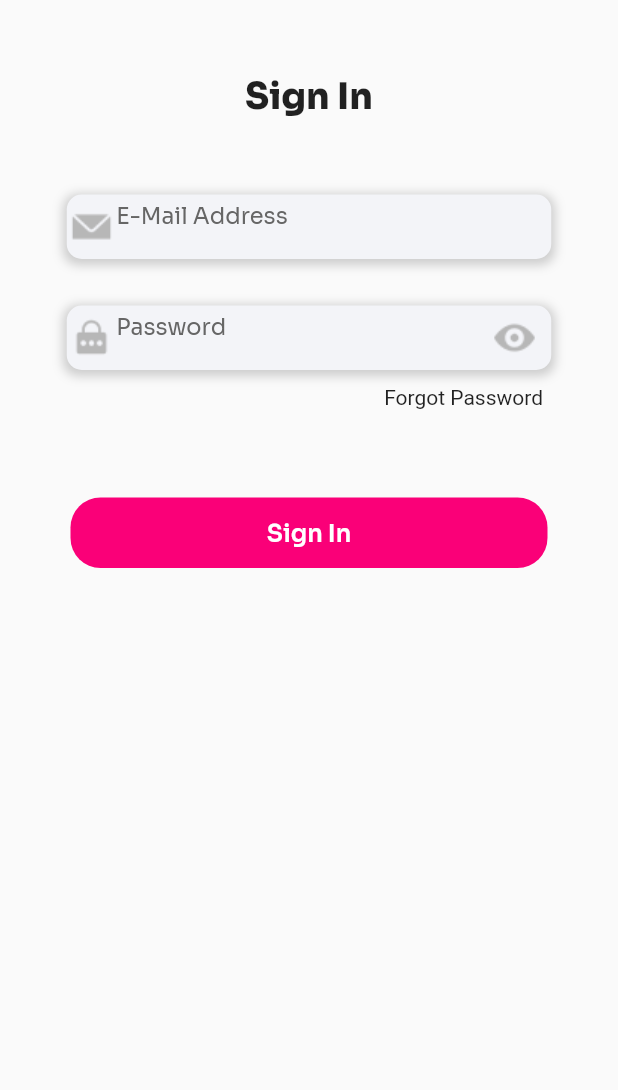
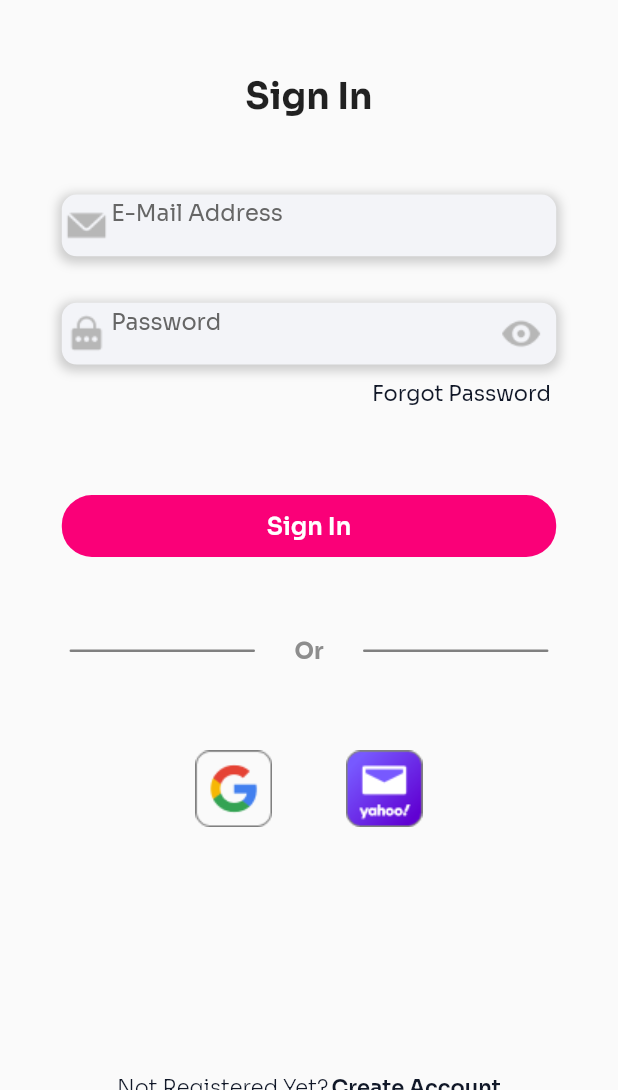
Before and after one commit to Izkumberdu/localancer, a Flutter app: the LoginPage screen opened directly, on a phone screen of 412 x 824 dp, the part 146-1236 px from its top. Run offline on Flutter 3.47's test engine with Material 2 defaults, Android fonts, the light colour scheme and no system bars; our stand-ins replace google_fonts.

Commit message:
done reigser 2

```diff
--- a/lib/Screens/login.dart
+++ b/lib/Screens/login.dart
@@ -1,4 +1,4 @@
-// ignore_for_file: prefer_const_constructors
+// ignore_for_file: prefer_const_constructors, prefer_const_literals_to_create_immutables
 
 import 'package:flutter/material.dart';
 import 'package:google_fonts/google_fonts.dart';
@@ -30,7 +30,7 @@ class LoginPage extends StatelessWidget {
             ),
             Text('Sign In',
                 style: GoogleFonts.sora(
-                    fontWeight: FontWeight.w900, fontSize: 24)),
+                    fontWeight: FontWeight.w700, fontSize: 24)),
             SizedBox(
               height: 50,
             ),
@@ -40,8 +40,8 @@ class LoginPage extends StatelessWidget {
                   mainAxisAlignment: MainAxisAlignment.center,
                   children: [
                     Container(
-                      height: 43,
-                      width: 323,
+                      height: SizeConfig.blockSizeVertical! * 5,
+                      width: SizeConfig.blockSizeHorizontal! * 80,
                       decoration: BoxDecoration(
                         borderRadius: BorderRadius.all(Radius.circular(10)),
                         color: kLightGrey,
@@ -86,8 +86,8 @@ class LoginPage extends StatelessWidget {
                   mainAxisAlignment: MainAxisAlignment.center,
                   children: [
                     Container(
-                      height: 43,
-                      width: 323,
+                      height: SizeConfig.blockSizeVertical! * 5,
+                      width: SizeConfig.blockSizeHorizontal! * 80,
                       decoration: BoxDecoration(
                         borderRadius: BorderRadius.all(Radius.circular(10)),
                         color: kLightGrey,
@@ -147,11 +147,14 @@ class LoginPage extends StatelessWidget {
                   mainAxisAlignment: MainAxisAlignment.end,
                   children: [
                     Container(
-                      padding: EdgeInsets.only(right: 30),
-                      child: Text(
-                        'Forgot Password',
-                        style: TextStyle(),
-                      ),
+                      padding: EdgeInsets.only(
+                          right: SizeConfig.blockSizeVertical! * 3),
+                      child: Text('Forgot Password',
+                          style: GoogleFonts.sora(
+                            fontWeight: FontWeight.w400,
+                            fontSize: 14,
+                            color: kDarkBlue,
+                          )),
                     ),
                   ],
                 ),
@@ -162,8 +165,8 @@ class LoginPage extends StatelessWidget {
                   mainAxisAlignment: MainAxisAlignment.center,
                   children: [
                     Container(
-                      height: 47,
-                      width: 318,
+                      height: SizeConfig.blockSizeVertical! * 5,
+                      width: SizeConfig.blockSizeHorizontal! * 80,
                       decoration: BoxDecoration(
                         borderRadius: BorderRadius.all(Radius.circular(20)),
                         color: kPink,
@@ -181,7 +184,90 @@ class LoginPage extends StatelessWidget {
                       ),
                     ),
                   ],
-                )
+                ),
+                SizedBox(
+                  height: 53,
+                ),
+                Row(
+                  mainAxisAlignment: MainAxisAlignment.spaceEvenly,
+                  children: [
+                    Container(
+                      height: SizeConfig.blockSizeVertical! * 0.2,
+                      width: SizeConfig.blockSizeHorizontal! * 30,
+                      decoration: BoxDecoration(
+                          color: kMediumGrey,
+                          borderRadius: BorderRadius.all(Radius.circular(10))),
+                    ),
+                    Text(
+                      'Or',
+                      style: GoogleFonts.sora(
+                          color: kDarkGrey,
+                          fontWeight: FontWeight.bold,
+                          fontSize: 15),
+                    ),
+                    Container(
+                      height: SizeConfig.blockSizeVertical! * 0.2,
+                      width: SizeConfig.blockSizeHorizontal! * 30,
+                      decoration: BoxDecoration(
+                          color: kMediumGrey,
+                          borderRadius: BorderRadius.all(Radius.circular(10))),
+                    ),
+                  ],
+                ),
+                SizedBox(
+                  height: 57,
+                ),
+                Row(
+                  mainAxisAlignment: MainAxisAlignment.center,
+                  children: [
+                    Row(
+                      mainAxisAlignment: MainAxisAlignment.spaceBetween,
+                      children: [
+                        Container(
+                          height: 51,
+                          width: 51,
+                          child: Image(
+                            image: AssetImage('assets/google.png'),
+                          ),
+                        ),
+                        SizedBox(
+                          width: SizeConfig.blockSizeVertical! * 6,
+                        ),
+                        Container(
+                          height: 51,
+                          width: 51,
+                          child: Image(
+                            image: AssetImage('assets/yahoo.png'),
+                          ),
+                        ),
+                      ],
+                    ),
+                  ],
+                ),
+                SizedBox(height: SizeConfig.blockSizeVertical! * 20),
+                Row(
+                  mainAxisAlignment: MainAxisAlignment.center,
+                  children: [
+                    Text(
+                      'Not Registered Yet?',
+                      style: GoogleFonts.sora(
+                          fontWeight: FontWeight.w300,
+                          color: kDarkBlue,
+                          fontSize: 14),
+                    ),
+                    SizedBox(
+                      width: SizeConfig.blockSizeHorizontal! * 0.5,
+                    ),
+                    Text(
+                      'Create Account',
+                      style: GoogleFonts.sora(
+                          fontWeight: FontWeight.w600,
+                          color: kDarkBlue,
+                          decoration: TextDecoration.underline,
+                          fontSize: 14),
+                    ),
+                  ],
+                ),
               ],
             ),
           ],
--- a/lib/main.dart
+++ b/lib/main.dart
@@ -1,5 +1,7 @@
 import "package:flutter/material.dart";
 import "package:localancer/Screens/login.dart";
+import "package:localancer/Screens/register-1.dart";
+import "package:localancer/Screens/register-2.dart";
 import "package:localancer/screens/onboarding.dart";
 
 void main() {
@@ -21,7 +23,7 @@ class _MyWidgetState extends State<LocalancerApp> {
   @override
   Widget build(BuildContext context) {
     return const MaterialApp(
-      home: Scaffold(backgroundColor: Color(0xFFFCFCFC), body: LoginPage()),
+      home: Scaffold(backgroundColor: Color(0xFFFCFCFC), body: Register2()),
     );
   }
 }
```
Also changed, not shown: lib/Screens/register-1.dart (added, +512 -0 lines), lib/Screens/register-2.dart (added, +15 -0 lines), lib/app_styles.dart (+26 -0 lines), assets/Chevron.png (added), assets/Customer.png (added), assets/Upload icon.png (added), assets/client.png (added), assets/freelancer.png (added), assets/phone.png (added).
